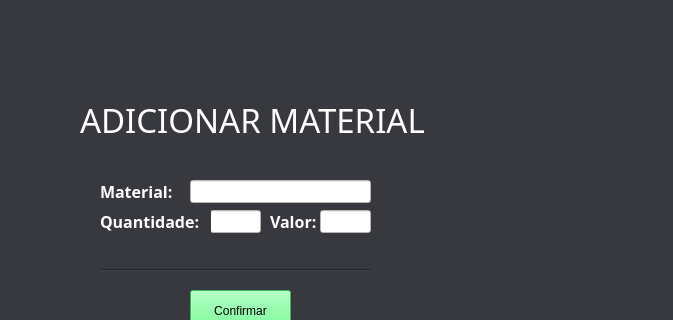
Before: the Qt Designer form SYSTEM CONTROL/Orçamento/adcmaterial.ui in victorkok/OPE-Oficina-Mecanica, drawn with Qt 5; both pictures show x 160 to 833 and y 0 to 320 of the 833 by 638 pixel window.
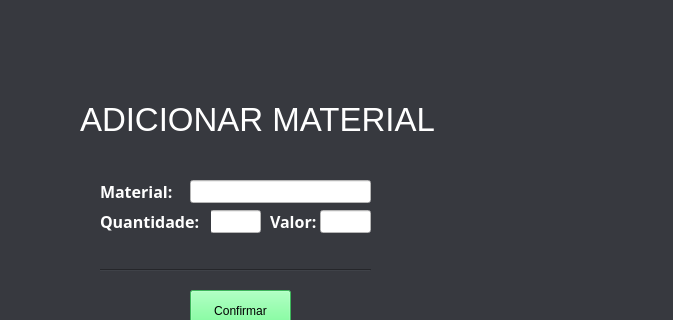
After: the same form once the commit is applied.

```diff
--- a/SYSTEM CONTROL/Orçamento/adcmaterial.ui
+++ b/SYSTEM CONTROL/Orçamento/adcmaterial.ui
@@ -28,7 +28,7 @@
     </property>
     <property name="font">
      <font>
-      <family>Mercado</family>
+      <family>Arial</family>
       <pointsize>25</pointsize>
      </font>
     </property>
```
